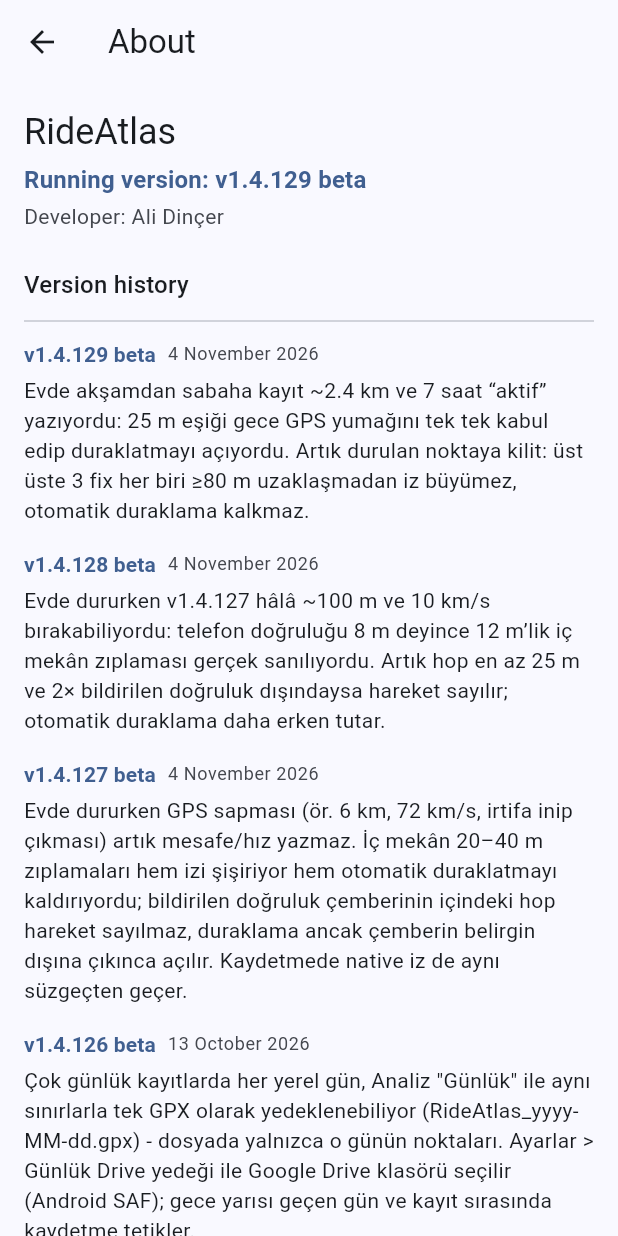
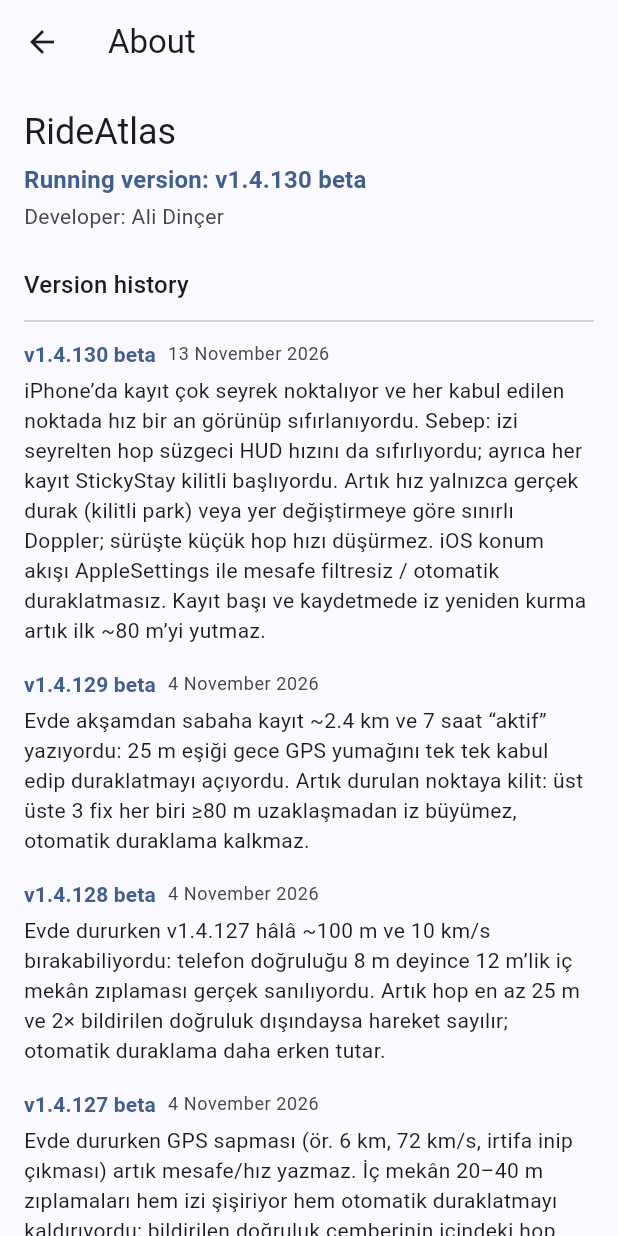
Before and after one commit to alid67-git/RideAtlas, a Flutter app: the AboutScreen screen opened directly, on a phone screen of 412 x 824 dp. Run offline on Flutter 3.47's test engine with Material 3 defaults, Android fonts, the phone set to English and light mode, and no system bars; our stand-ins replace battery_plus, file_picker, fl_chart, flutter_blue_plus, flutter_map, geolocator and 9 more; missing offline and left inert: dart:js_interop, exif, gpx, photo_manager; accounts and stored records are empty; generated files the repository leaves out were written again; network calls fail.

Commit message:
v1.4.130: fix iPhone sparse GPS flashing speed then zeroing
Stop using hop-within-noise to zero the HUD: that made sparse/accepted
points flash Doppler then drop to 0 between them. Unlock StickyStay on
fresh rides (lock only on pause), densify iOS updates via AppleSettings,
and thin the riding track with a 5 m floor instead of 25 m.

Co-authored-by: alid67-git <alid67-git@users.noreply.github.com>

```diff
--- a/lib/build_info.dart
+++ b/lib/build_info.dart
@@ -1,8 +1,8 @@
 /// Bumped by hand on every push so the running build can be eyeballed on
 /// screen (Chrome tabs / dev servers can otherwise silently serve stale JS).
-const String kAppBuildLabel = 'v1.4.129 beta';
+const String kAppBuildLabel = 'v1.4.130 beta';
 
 /// Shown once, in a dialog, the first time this build label is seen.
 const String kAppBuildNote =
-    'Akşamdan sabaha evde GPS yumağı artık sürüş değil: durulan yerde '
-    'kilit, üç kez üst üste ~80 m uzaklaşmadan duraklama kalkmaz.';
+    'iPhone kayıt: hız her seyrek noktada yanıp sönüp sıfırlanmıyor; '
+    'konum güncellemeleri daha sık, iz de daha sık noktalı.';
--- a/lib/changelog.dart
+++ b/lib/changelog.dart
@@ -19,6 +19,19 @@ class ChangelogEntry {
 }
 
 const kChangelog = <ChangelogEntry>[
+  ChangelogEntry(
+    version: 'v1.4.130 beta',
+    date: '2026-11-13',
+    note:
+        'iPhone’da kayıt çok seyrek noktalıyor ve her kabul edilen '
+        'noktada hız bir an görünüp sıfırlanıyordu. Sebep: izi seyrelten '
+        'hop süzgeci HUD hızını da sıfırlıyordu; ayrıca her kayıt StickyStay '
+        'kilitli başlıyordu. Artık hız yalnızca gerçek durak (kilitli '
+        'park) veya yer değiştirmeye göre sınırlı Doppler; sürüşte küçük '
+        'hop hızı düşürmez. iOS konum akışı AppleSettings ile mesafe '
+        'filtresiz / otomatik duraklatmasız. Kayıt başı ve kaydetmede iz '
+        'yeniden kurma artık ilk ~80 m’yi yutmaz.',
+  ),
   ChangelogEntry(
     version: 'v1.4.129 beta',
     date: '2026-11-04',
--- a/lib/screens/record_screen.dart
+++ b/lib/screens/record_screen.dart
@@ -1053,10 +1053,7 @@ class _RecordScreenState extends State<RecordScreen>
                   // CPU work and heating phones during long rides.
                   intervalDuration: const Duration(seconds: 2),
                 )
-              : const LocationSettings(
-                  accuracy: LocationAccuracy.high,
-                  distanceFilter: 5,
-                ),
+              : recordingLocationSettings(),
         ).listen((pos) {
           if (!mounted) return;
           if (!isAcceptableLivePosition(pos)) return;
```
Also changed, not shown: lib/help_content.dart (+6 -5 lines), lib/services/gps_recorder.dart (+89 -23 lines), 2 other files.
